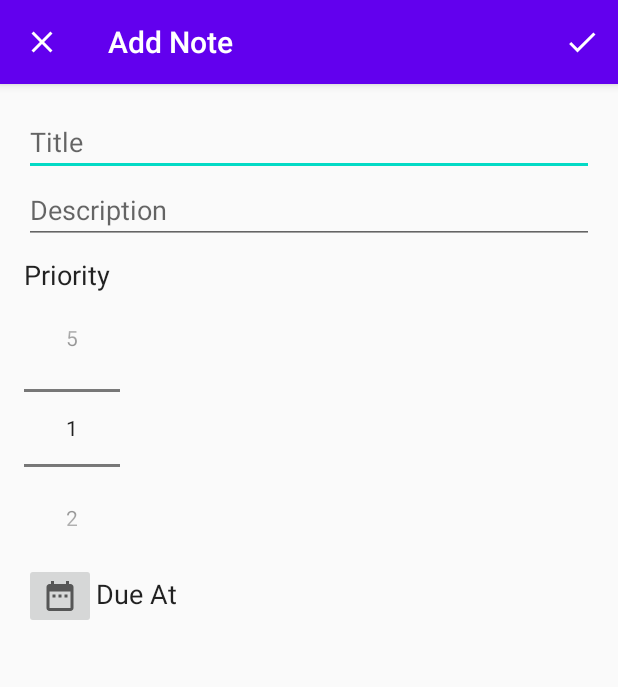
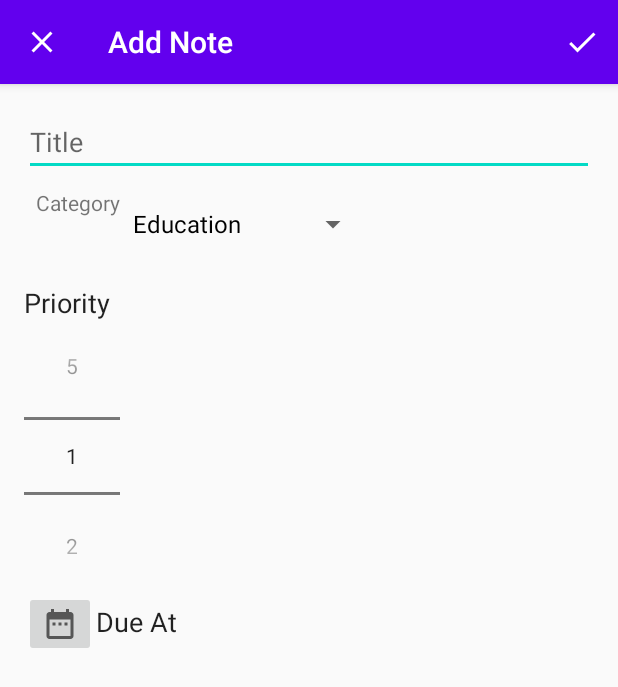
Before and after one commit to pencilleaf/JustDoIt, an Android app: the screen it shows after launch (AddEditNoteActivity), after a tap on an icon or button, on a phone screen of 412 x 824 dp. Shown: the top 687 px of the screen. Run offline under Robolectric (Android 15) with nearby library versions, the phone set to English and light mode, and no system bars; our stand-ins replace Room's generated code, navigation-ui; 1 statement that could not run was skipped; 3 other taps on this screen came first.

Commit message:
Changed edit text to spinner in add/edit note activity

```diff
--- a/app/src/main/java/com/example/justdoit/AddEditNoteActivity.java
+++ b/app/src/main/java/com/example/justdoit/AddEditNoteActivity.java
@@ -11,22 +11,27 @@ import android.view.Menu;
 import android.view.MenuInflater;
 import android.view.MenuItem;
 import android.view.View;
+import android.widget.AdapterView;
+import android.widget.ArrayAdapter;
 import android.widget.DatePicker;
 import android.widget.EditText;
 import android.widget.ImageButton;
 import android.widget.NumberPicker;
+import android.widget.Spinner;
 import android.widget.TextView;
 import android.widget.TimePicker;
 import android.widget.Toast;
 
 import java.text.DateFormat;
 import java.text.SimpleDateFormat;
+import java.util.Arrays;
 import java.util.Calendar;
 import java.util.Date;
+import java.util.List;
 import java.util.Locale;
 import java.util.TimeZone;
 
-public class AddEditNoteActivity extends AppCompatActivity {
+public class AddEditNoteActivity extends AppCompatActivity implements AdapterView.OnItemSelectedListener {
     public static final String EXTRA_ID =
             "com.example.justdoit.EXTRA_TID";
     public static final String EXTRA_TITLE =
@@ -41,11 +46,20 @@ public class AddEditNoteActivity extends AppCompatActivity {
             "com.example.justdoit.EXTRA_COMPLETED";
 
     private EditText editTextTitle;
-    private EditText editTextCategory;
+    private Spinner spinnerCategorySelect;
     private NumberPicker numberPickerPriority;
     private TextView textViewDueDate;
     private ImageButton datePickerButton;
     private boolean completed;
+    private String category;
+    private String[] categoriesList = {
+            "Education",
+            "Work",
+            "Shopping",
+            "Health",
+            "Chores",
+            "Entertainment"
+    };
 
     private static DateFormat df = new SimpleDateFormat("EEE d MMM yy", Locale.ENGLISH);
     private static DateFormat tf = new SimpleDateFormat("HH:mm", Locale.ENGLISH);
@@ -59,10 +73,16 @@ public class AddEditNoteActivity extends AppCompatActivity {
         tf.setTimeZone(TimeZone.getTimeZone("Asia/Singapore"));
 
         editTextTitle = findViewById(R.id.edit_text_title);
-        editTextCategory = findViewById(R.id.edit_text_category);
+        spinnerCategorySelect = findViewById(R.id.spinner_category_select);
         numberPickerPriority = findViewById(R.id.number_picker_priority);
         textViewDueDate = findViewById(R.id.text_view_duedate);
         datePickerButton = findViewById(R.id.date_picker_button);
+
+        ArrayAdapter<CharSequence> arrayAdapter = new ArrayAdapter(this, android.R.layout.simple_spinner_dropdown_item, categoriesList);
+        arrayAdapter.setDropDownViewResource(R.layout.support_simple_spinner_dropdown_item);
+        spinnerCategorySelect.setAdapter(arrayAdapter);
+        spinnerCategorySelect.setOnItemSelectedListener(this);
+        spinnerCategorySelect.setSelection(0);
 
         numberPickerPriority.setMinValue(1);
         numberPickerPriority.setMaxValue(5);
@@ -73,7 +93,12 @@ public class AddEditNoteActivity extends AppCompatActivity {
         if (intent.hasExtra(EXTRA_ID)) {
             setTitle("Edit Note");
             editTextTitle.setText(intent.getStringExtra(EXTRA_TITLE));
-            editTextCategory.setText(intent.getStringExtra(EXTRA_CATEGORY));
+
+            category = intent.getStringExtra(EXTRA_CATEGORY);
+            List<String> categories = Arrays.asList(categoriesList);
+            int ind = categories.indexOf(category);
+            spinnerCategorySelect.setSelection(ind);
+
             numberPickerPriority.setValue(intent.getIntExtra(EXTRA_PRIORITY, 1));
             textViewDueDate.setText(intent.getStringExtra(EXTRA_DUEAT));
             completed = intent.getBooleanExtra(EXTRA_COMPLETED, false);
@@ -138,7 +163,6 @@ public class AddEditNoteActivity extends AppCompatActivity {
 
     private void saveNote() {
         String title = editTextTitle.getText().toString();
-        String category = editTextCategory.getText().toString();
         int priority = numberPickerPriority.getValue();
         String date = textViewDueDate.getText().toString();
 
@@ -181,4 +205,14 @@ public class AddEditNoteActivity extends AppCompatActivity {
         }
 
     }
+
+    @Override
+    public void onItemSelected(AdapterView<?> adapterView, View view, int i, long l) {
+        category = adapterView.getItemAtPosition(i).toString();
+    }
+
+    @Override
+    public void onNothingSelected(AdapterView<?> adapterView) {
+
+    }
 }
--- a/app/src/main/java/com/example/justdoit/MainActivity.java
+++ b/app/src/main/java/com/example/justdoit/MainActivity.java
@@ -43,6 +43,15 @@ public class MainActivity extends AppCompatActivity implements AdapterView.OnIte
     final NoteAdapter adapter = new NoteAdapter();
     private RadioButton radioDate;
     private Spinner spinner;
+    private String[] categoriesList = {
+            "All",
+            "Education",
+            "Work",
+            "Shopping",
+            "Health",
+            "Chores",
+            "Entertainment"
+    };
 
     private static DateFormat df = new SimpleDateFormat("EEE d MMM yy HH:mm", Locale.ENGLISH);
 
@@ -64,7 +73,7 @@ public class MainActivity extends AppCompatActivity implements AdapterView.OnIte
         radioDate.setChecked(true);
 
         spinner = findViewById(R.id.spinner_category);
-        ArrayAdapter<CharSequence> arrayAdapter = ArrayAdapter.createFromResource(this, R.array.categories_array, android.R.layout.simple_spinner_dropdown_item);
+        ArrayAdapter<CharSequence> arrayAdapter = new ArrayAdapter(this, android.R.layout.simple_spinner_dropdown_item, categoriesList);
         arrayAdapter.setDropDownViewResource(R.layout.support_simple_spinner_dropdown_item);
         spinner.setAdapter(arrayAdapter);
         spinner.setOnItemSelectedListener(this);
--- a/app/src/main/res/layout/activity_add_note.xml
+++ b/app/src/main/res/layout/activity_add_note.xml
@@ -15,11 +15,27 @@
         android:hint="Title"
         android:inputType="text" />
 
-    <EditText
-        android:id="@+id/edit_text_category"
+    <RelativeLayout
         android:layout_width="match_parent"
         android:layout_height="wrap_content"
-        android:hint="Description" />
+        android:padding="8dp">
+
+            <TextView
+                android:id="@+id/text_view_spinner_label"
+                android:layout_width="wrap_content"
+                android:layout_height="wrap_content"
+                android:text="Category"
+                android:layout_alignParentStart="true"
+                android:layout_alignParentLeft="true" />
+
+            <Spinner
+            android:id="@+id/spinner_category_select"
+            android:layout_width="wrap_content"
+            android:layout_height="wrap_content"
+            android:layout_toEndOf="@+id/text_view_spinner_label"
+            android:layout_toRightOf="@+id/text_view_spinner_label" />
+
+    </RelativeLayout>
 
     <TextView
         android:layout_width="wrap_content"
--- a/app/src/main/res/values/strings.xml
+++ b/app/src/main/res/values/strings.xml
@@ -1,12 +1,3 @@
 <resources>
     <string name="app_name">JustDoIt</string>
-    <string-array name="categories_array">
-        <item>All</item>
-        <item>Education</item>
-        <item>Work</item>
-        <item>Chores</item>
-        <item>Health</item>
-        <item>Shopping</item>
-        <item>Entertainment</item>
-    </string-array>
 </resources>
```
